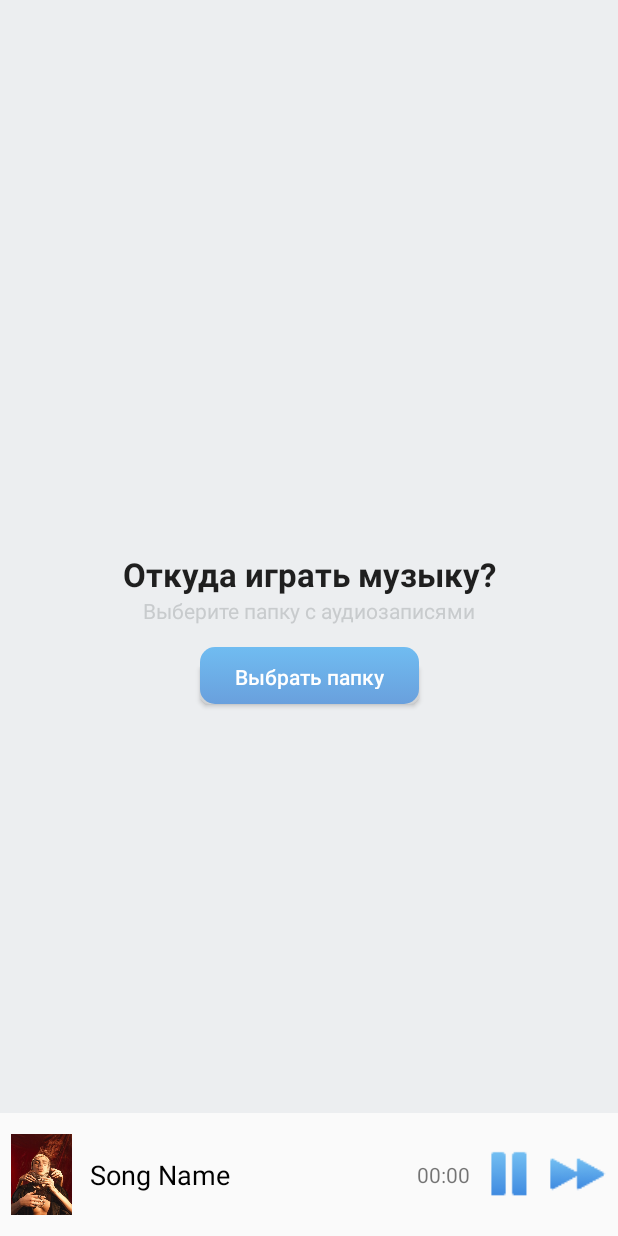
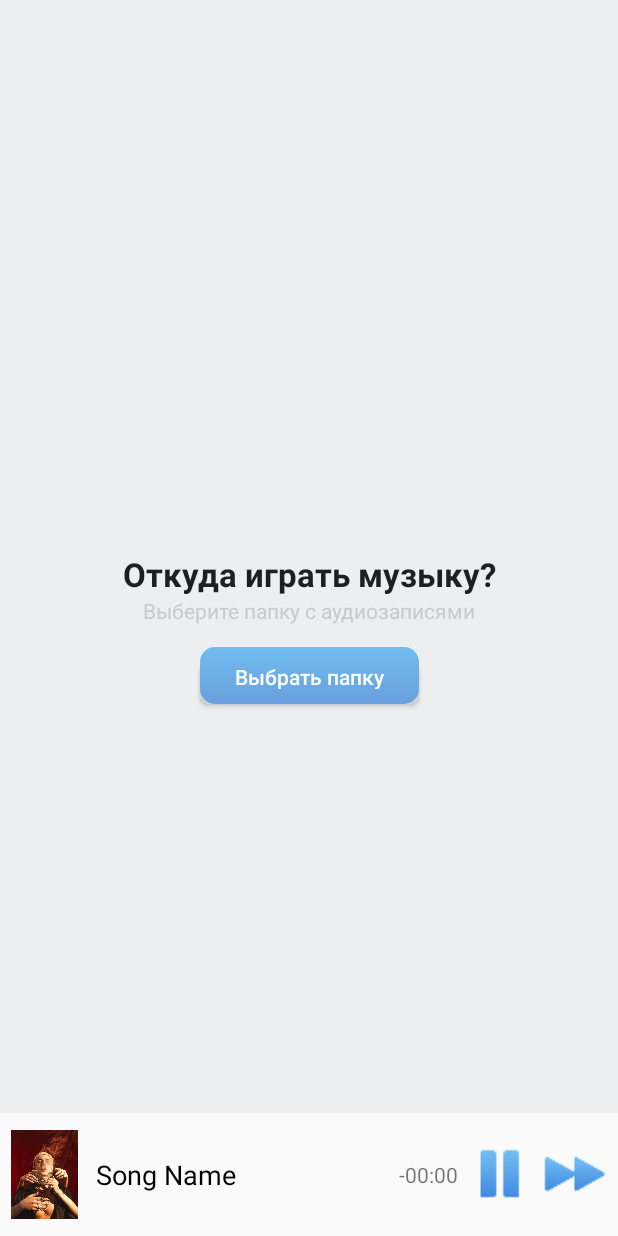
Before and after one commit to IgorAnohin/Mp3Player, an Android app: the layout activity_main.xml on its own in the app's theme, with its tools: preview values and no code run, on a phone screen of 412 x 824 dp. Run offline under Robolectric (Android 15) with nearby library versions, the phone set to English and light mode, and no system bars.

```diff
--- a/app/src/main/res/layout/activity_main.xml
+++ b/app/src/main/res/layout/activity_main.xml
@@ -97,12 +97,12 @@
                 android:paddingLeft="10dp"
                 android:textAppearance="?android:attr/textAppearanceMedium"
                 android:textColor="#000000"
-                android:layout_weight="1"/>
+                android:layout_weight="1.1"/>
         <TextView
                 android:id="@+id/song_time"
                 android:layout_width="match_parent"
                 android:layout_height="match_parent"
-                android:text="00:00"
+                android:text="-00:00"
                 android:gravity="center"
                 android:layout_weight="2"/>
         <ImageView
```
Also changed, not shown: app/src/main/java/anokhin/underground/mp3player/MainActivity.kt (+19 -29 lines), app/src/main/java/anokhin/underground/mp3player/SongsActivity.kt (+19 -10 lines).
